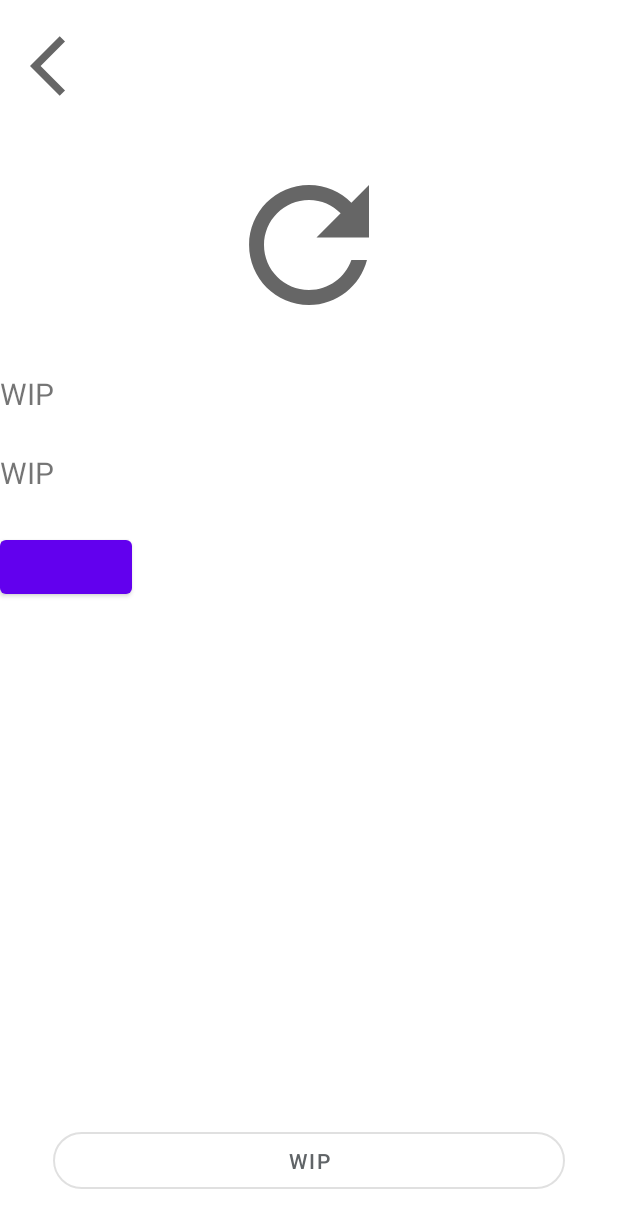
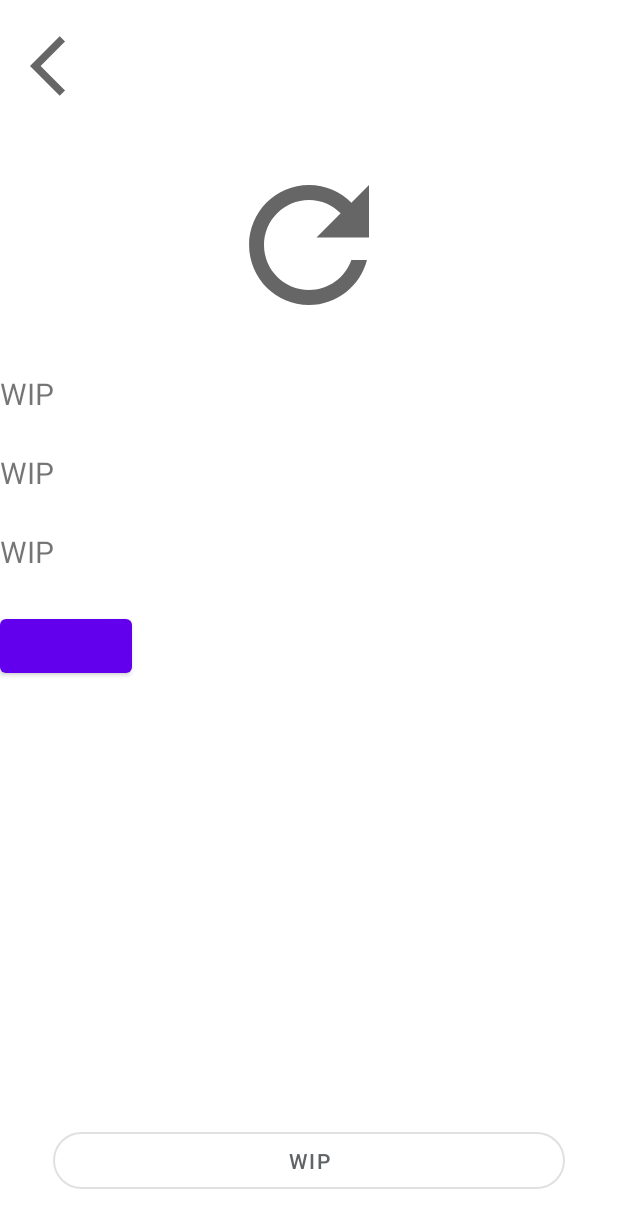
Before and after one commit to isdmg/CS155-2_PROJ, an Android app: the layout activity_product_details.xml on its own in the app's theme, with its tools: preview values and no code run, on a phone screen of 412 x 824 dp. Shown: the top 1228 px of the screen. Run offline under Robolectric (Android 15) with nearby library versions, the light colour scheme and no system bars; plain views replace ElegantNumberButton.

Commit message:
Adds product details

```diff
--- a/app/src/main/res/layout/activity_product_details.xml
+++ b/app/src/main/res/layout/activity_product_details.xml
@@ -7,7 +7,7 @@
     tools:context=".Customer.Activities.ProductDetailsActivity">
 
     <ImageButton
-        android:id="@+id/edit_back"
+        android:id="@+id/details_back"
         android:layout_width="48dp"
         android:layout_height="48dp"
         android:layout_alignParentTop="true"
@@ -18,10 +18,10 @@
         android:scaleType="fitXY" />
 
     <ImageView
-        android:id="@+id/edit_image"
+        android:id="@+id/details_image"
         android:layout_width="120dp"
         android:layout_height="120dp"
-        android:layout_below="@id/edit_back"
+        android:layout_below="@id/details_back"
         android:layout_centerHorizontal="true"
         android:layout_marginTop="35dp"
         android:src="@drawable/ic_baseline_refresh_24" />
@@ -31,7 +31,7 @@
         android:id="@+id/details_name"
         android:layout_width="match_parent"
         android:layout_height="wrap_content"
-        android:layout_below="@id/edit_image"
+        android:layout_below="@id/details_image"
         android:layout_centerHorizontal="true"
         android:layout_marginTop="25dp"
         android:text="WIP"
@@ -64,7 +64,7 @@
         android:id="@+id/button_quantity"
         android:layout_width="wrap_content"
         android:layout_height="wrap_content"
-        android:layout_below="@id/details_price"
+        android:layout_below="@id/details_slots"
         android:layout_marginTop="25dp"
         app:backGroundColor="?attr/colorPrimary"
         app:textSize="5sp" />
```
Also changed, not shown: app/src/main/java/com/example/midnight_chevves/Customer/Activities/ProductDetailsActivity.java (+66 -0 lines).
